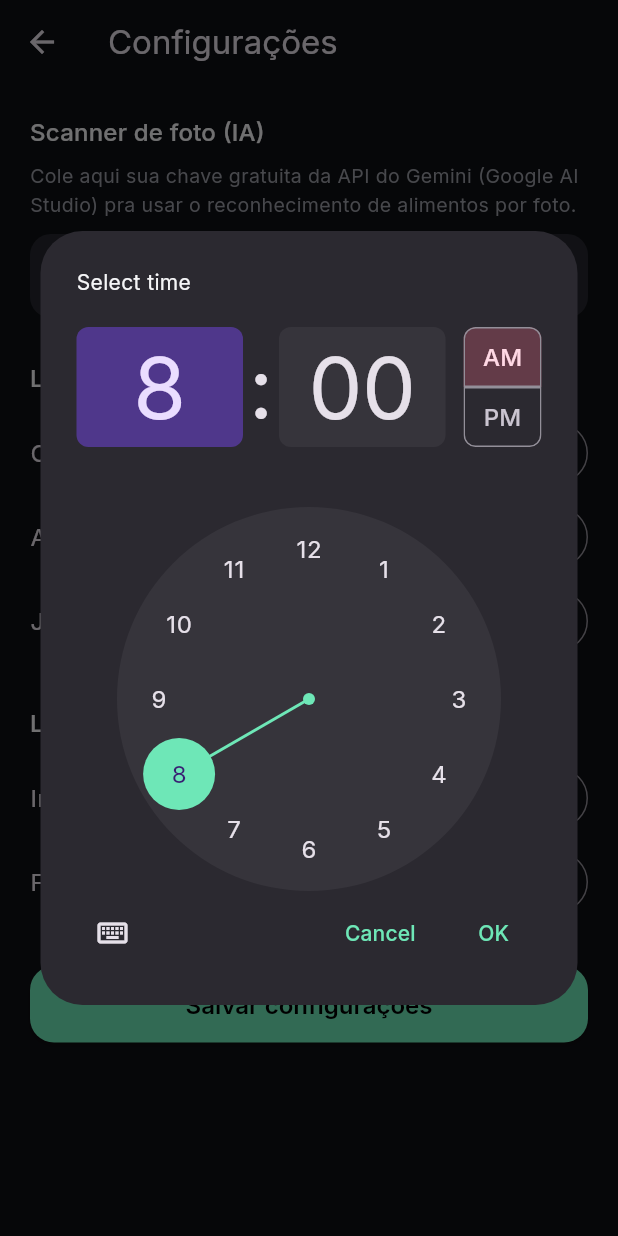
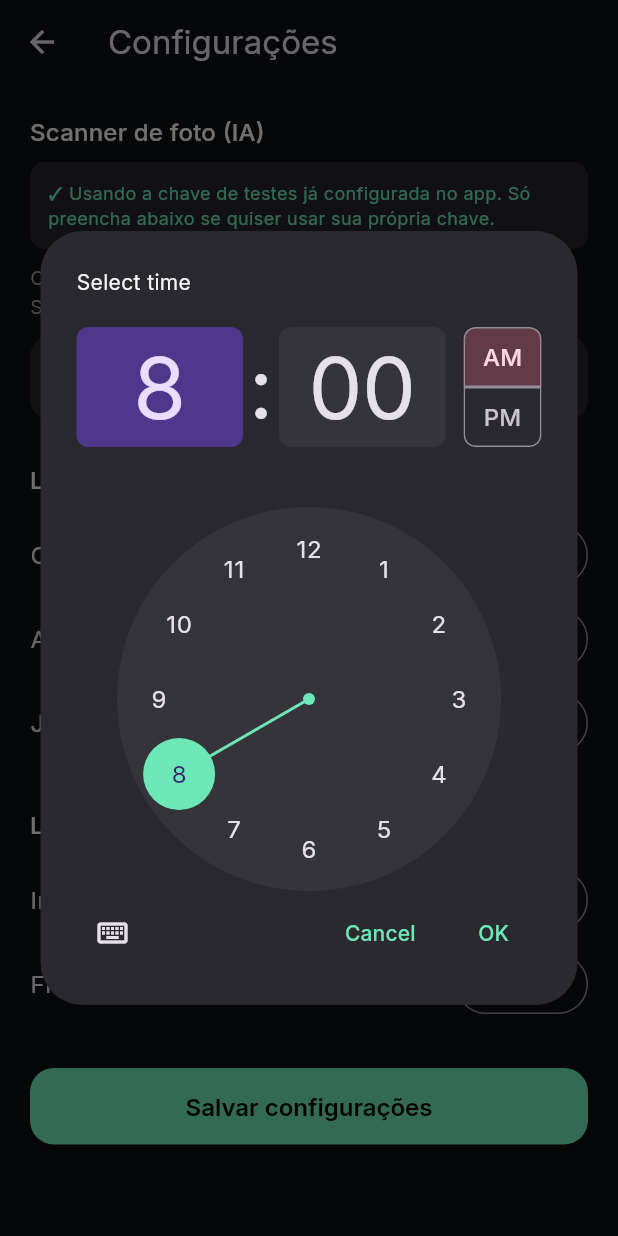
Before and after one commit to JohannesMendes/NutriSnap, a Flutter app: the SettingsScreen screen opened directly, after a tap on "08:00", on a phone screen of 412 x 824 dp. Run offline on Flutter 3.47's test engine with Material 3 defaults, Android fonts, the phone set to English and light mode, and no system bars; our stand-ins replace flutter_local_notifications, google_fonts, hive_flutter, image_picker, timezone; missing offline and left inert: gal; accounts and stored records are empty.

Commit message:
teste 12

```diff
--- /dev/null
+++ b/lib/config/app_config.dart
@@ -0,0 +1,5 @@
+/// Chave da API do Gemini injetada em tempo de compilação, via
+/// `--dart-define=GEMINI_API_KEY=...` (configurado no GitHub Actions a
+/// partir de um Secret). Fica vazia se o build não passar essa flag —
+/// nesse caso o usuário pode colar a própria chave em Configurações.
+const String kBuiltInGeminiApiKey = String.fromEnvironment('GEMINI_API_KEY', defaultValue: '');
--- a/lib/screens/settings/settings_screen.dart
+++ b/lib/screens/settings/settings_screen.dart
@@ -54,6 +54,20 @@ class _SettingsScreenState extends State<SettingsScreen> {
         children: [
           Text('Scanner de foto (IA)', style: Theme.of(context).textTheme.titleMedium),
           const SizedBox(height: 8),
+          if (!LocalStorageService.hasCustomGeminiApiKey())
+            Container(
+              padding: const EdgeInsets.all(12),
+              margin: const EdgeInsets.only(bottom: 10),
+              decoration: BoxDecoration(
+                color: AppColors.surfaceLight,
+                borderRadius: BorderRadius.circular(10),
+              ),
+              child: const Text(
+                '✓ Usando a chave de testes já configurada no app. '
+                'Só preencha abaixo se quiser usar sua própria chave.',
+                style: TextStyle(color: AppColors.primary, fontSize: 12),
+              ),
+            ),
           const Text(
             'Cole aqui sua chave gratuita da API do Gemini (Google AI Studio) '
             'pra usar o reconhecimento de alimentos por foto.',
--- a/lib/services/local_storage_service.dart
+++ b/lib/services/local_storage_service.dart
@@ -2,6 +2,7 @@ import 'dart:convert';
 import 'package:hive_flutter/hive_flutter.dart';
 import '../models/user_profile.dart';
 import '../models/meal.dart';
+import '../config/app_config.dart';
 
 /// Guarda todos os dados do app direto no aparelho (Hive), sem servidor
 /// e sem nenhuma configuração externa — persistência 100% local e
@@ -104,7 +105,19 @@ class LocalStorageService {
     await box.put('gemini_api_key', key);
   }
 
-  static String? loadGeminiApiKey() => Hive.box(_profileBox).get('gemini_api_key');
+  static String? loadGeminiApiKey() {
+    final userKey = Hive.box(_profileBox).get('gemini_api_key') as String?;
+    if (userKey != null && userKey.isNotEmpty) return userKey;
+    // Sem chave própria salva -> usa a chave de testes embutida no build
+    // (injetada via --dart-define, não fica no código-fonte).
+    return kBuiltInGeminiApiKey.isNotEmpty ? kBuiltInGeminiApiKey : null;
+  }
+
+  /// Indica se a chave em uso é a própria do usuário (não a de testes).
+  static bool hasCustomGeminiApiKey() {
+    final userKey = Hive.box(_profileBox).get('gemini_api_key') as String?;
+    return userKey != null && userKey.isNotEmpty;
+  }
 
   /// Horários dos lembretes, salvos como "HH:mm". Chaves: breakfast, lunch,
   /// dinner, water_start, water_end, water_interval_hours.
```
Also changed, not shown: pubspec.yaml (+32 -96 lines), 1 other file.
